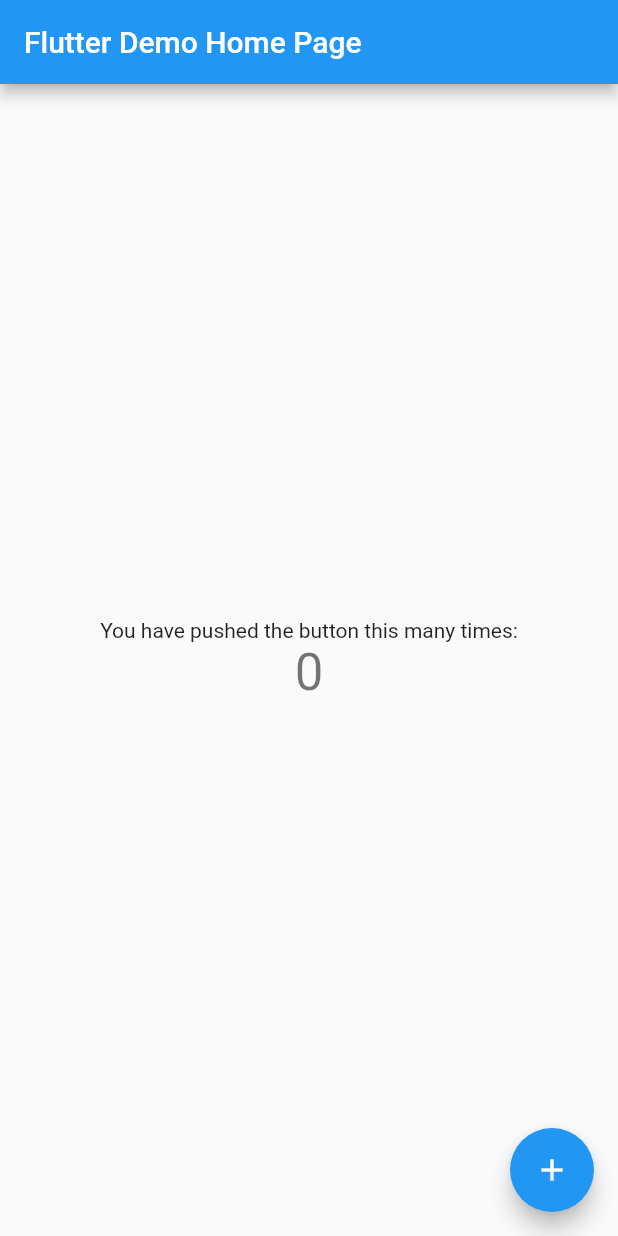
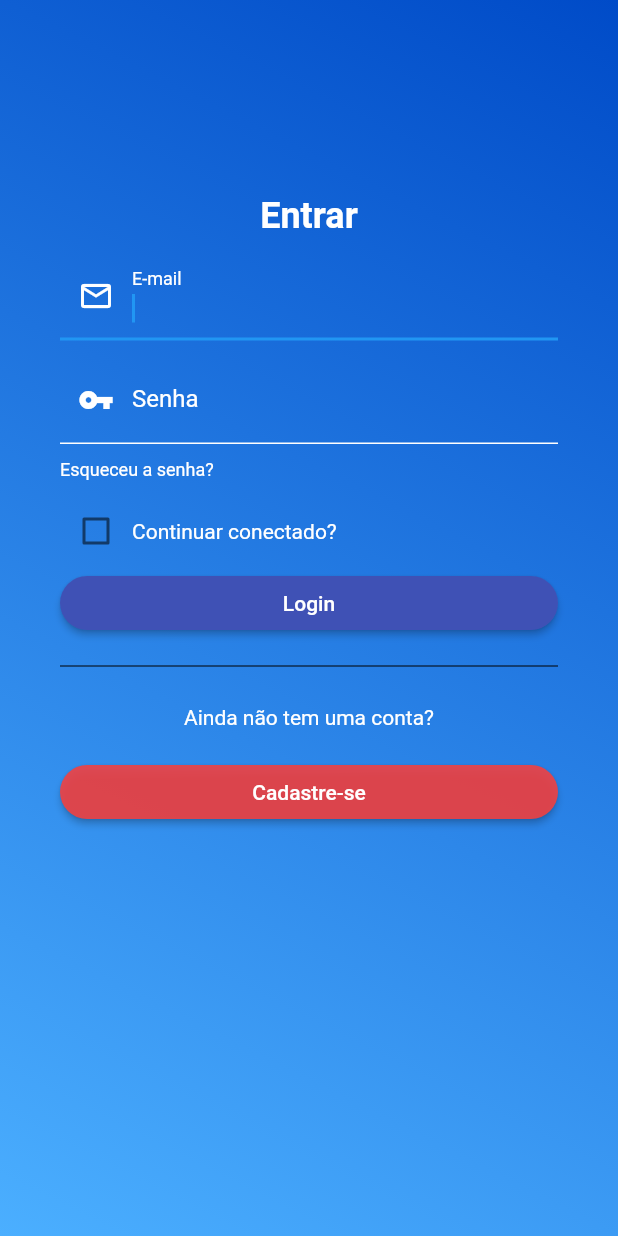
Before and after one commit to assuncaofelipe/meu_cep, a Flutter app: the screen it shows after launch, on a phone screen of 412 x 824 dp. Run offline on Flutter 3.47's test engine with Material 2 defaults, Android fonts, the light colour scheme and no system bars; our stand-ins replace matcher.

Commit message:
:package: criando tela login e cadastrar personalizada

```diff
--- /dev/null
+++ b/lib/Login.dart
@@ -0,0 +1,217 @@
+import 'package:cadastro_clientes/Home.dart';
+import 'package:cadastro_clientes/values/custom_colors.dart';
+import 'package:flutter/material.dart';
+import 'package:flutter/services.dart';
+
+import 'CadastroLogin.dart';
+
+class Login extends StatefulWidget {
+  const Login({Key? key}) : super(key: key);
+
+  @override
+  State<Login> createState() => _LoginState();
+}
+
+class _LoginState extends State<Login> {
+  // CONTROLADORES
+  TextEditingController txtemail = TextEditingController();
+  TextEditingController txtsenha = TextEditingController();
+
+  bool continueConnected = false;
+
+  @override
+  Widget build(BuildContext context) {
+    return Scaffold(
+      body: Container(
+        height: MediaQuery.of(context).size.height,
+        padding:
+            const EdgeInsets.only(right: 40, left: 40, top: 130, bottom: 20),
+        decoration: BoxDecoration(
+          gradient: LinearGradient(
+            begin: Alignment.topRight,
+            end: Alignment.bottomLeft,
+            colors: [
+              CustomColors().gettopColor(),
+              CustomColors().getbottomColor(),
+            ],
+          ),
+        ),
+        child: SingleChildScrollView(
+          child: Column(
+            mainAxisAlignment: MainAxisAlignment.spaceAround,
+            crossAxisAlignment: CrossAxisAlignment.stretch,
+            children: <Widget>[
+              const Text(
+                "Entrar",
+                textAlign: TextAlign.center,
+                style: TextStyle(
+                  color: Colors.white,
+                  fontSize: 24,
+                  fontWeight: FontWeight.bold,
+                ),
+              ),
+              Form(
+                child: Column(
+                  children: [
+                    const SizedBox(
+                      height: 10,
+                    ),
+                    TextFormField(
+                      autofocus: true,
+                      style: const TextStyle(color: Colors.white),
+                      decoration: const InputDecoration(
+                          labelText: "E-mail",
+                          labelStyle: TextStyle(
+                            color: Colors.white,
+                          ),
+                          prefixIcon: Icon(
+                            Icons.email_outlined,
+                            color: Colors.white,
+                          ),
+                          enabledBorder: UnderlineInputBorder(
+                              borderSide: BorderSide(
+                            color: Colors.white,
+                          )),
+                          border: UnderlineInputBorder(
+                              borderSide: BorderSide(
+                            color: Colors.white,
+                          ))),
+                    ),
+                    const SizedBox(
+                      height: 10,
+                    ),
+                    TextFormField(
+                      autofocus: true,
+                      style: const TextStyle(color: Colors.white),
+                      decoration: const InputDecoration(
+                          labelText: "Senha",
+                          labelStyle: TextStyle(
+                            color: Colors.white,
+                          ),
+                          prefixIcon: Icon(
+                            Icons.vpn_key_sharp,
+                            color: Colors.white,
+                          ),
+                          enabledBorder: UnderlineInputBorder(
+                              borderSide: BorderSide(
+                            color: Colors.white,
+                          )),
+                          border: UnderlineInputBorder(
+                              borderSide: BorderSide(
+                            color: Colors.white,
+                          ))),
+                    ),
+                  ],
+                ),
+              ),
+              // ESQUECEU A SENHA
+              const Padding(
+                padding: EdgeInsets.only(bottom: 10),
+              ),
+              GestureDetector(
+                onTap: () {
+                  print("funciona");
+                },
+                child: const Text(
+                  "Esqueceu a senha?",
+                  style: TextStyle(
+                    color: Colors.white,
+                    fontSize: 12,
+                  ),
+                ),
+              ),
+              const Padding(
+                padding: EdgeInsets.only(bottom: 10),
+              ),
+              Row(
+                children: [
+                  Checkbox(
+                    value: continueConnected,
+                    onChanged: (bool? newValue) {
+                      setState(
+                        () {
+                          continueConnected = newValue!;
+                        },
+                      );
+                    },
+                    activeColor: Colors.blue,
+                  ),
+                  const Text(
+                    "Continuar conectado?",
+                    style: TextStyle(
+                      color: Colors.white,
+                    ),
+                  )
+                ],
+              ),
+              ElevatedButton(
+                child: const Text(
+                  "Login",
+                  style: TextStyle(color: Colors.white),
+                ),
+
+                onPressed: () {
+                  Navigator.push(
+                    context,
+                    MaterialPageRoute(
+                      builder: (context) => const Home(),
+                    ),
+                  );
+                },
+
+                style: ElevatedButton.styleFrom(
+                  primary: CustomColors().getActivePrimaryButton(),
+                  shape: RoundedRectangleBorder(
+                    borderRadius: BorderRadius.circular(50),
+                  ),
+                ), // fim botao
+              ),
+              const Padding(
+                padding: EdgeInsets.symmetric(vertical: 10),
+                child: Divider(color: Colors.black),
+              ),
+
+              const SizedBox(
+                height: 8,
+              ),
+
+              ///
+              const Text(
+                "Ainda não tem uma conta?",
+                textAlign: TextAlign.center,
+                style: TextStyle(color: Colors.white, fontSize: 14),
+              ),
+              const SizedBox(
+                height: 8,
+              ),
+              /////
+              Padding(
+                padding: EdgeInsets.symmetric(vertical: 10),
+                child: ElevatedButton(
+                  onPressed: () {
+                    Navigator.push(
+                        context,
+                        MaterialPageRoute(
+                            builder: (context) => const CadastroLogin()));
+                  },
+                  child: const Text(
+                    "Cadastre-se",
+                    style: TextStyle(color: Colors.white),
+                  ),
+                  style: ElevatedButton.styleFrom(
+                    primary: CustomColors().getActiveSecondButton(),
+                    shape: RoundedRectangleBorder(
+                      borderRadius: BorderRadius.circular(50),
+                    ),
+                  ), // fim botao
+                ),
+              ),
+
+              ///
+            ],
+          ),
+        ),
+      ),
+    );
+  }
+}
--- a/lib/main.dart
+++ b/lib/main.dart
@@ -1,115 +1,7 @@
+import 'package:cadastro_clientes/CadastroLogin.dart';
 import 'package:flutter/material.dart';
+import 'Login.dart';
 
 void main() {
-  runApp(const MyApp());
+  runApp(const MaterialApp(home: Login()));
 }
-
-class MyApp extends StatelessWidget {
-  const MyApp({Key? key}) : super(key: key);
-
-  // This widget is the root of your application.
-  @override
-  Widget build(BuildContext context) {
-    return MaterialApp(
-      title: 'Flutter Demo',
-      theme: ThemeData(
-        // This is the theme of your application.
-        //
-        // Try running your application with "flutter run". You'll see the
-        // application has a blue toolbar. Then, without quitting the app, try
-        // changing the primarySwatch below to Colors.green and then invoke
-        // "hot reload" (press "r" in the console where you ran "flutter run",
-        // or simply save your changes to "hot reload" in a Flutter IDE).
-        // Notice that the counter didn't reset back to zero; the application
-        // is not restarted.
-        primarySwatch: Colors.blue,
-      ),
-      home: const MyHomePage(title: 'Flutter Demo Home Page'),
-    );
-  }
-}
-
-class MyHomePage extends StatefulWidget {
-  const MyHomePage({Key? key, required this.title}) : super(key: key);
-
-  // This widget is the home page of your application. It is stateful, meaning
-  // that it has a State object (defined below) that contains fields that affect
-  // how it looks.
-
-  // This class is the configuration for the state. It holds the values (in this
-  // case the title) provided by the parent (in this case the App widget) and
-  // used by the build method of the State. Fields in a Widget subclass are
-  // always marked "final".
-
-  final String title;
-
-  @override
-  State<MyHomePage> createState() => _MyHomePageState();
-}
-
-class _MyHomePageState extends State<MyHomePage> {
-  int _counter = 0;
-
-  void _incrementCounter() {
-    setState(() {
-      // This call to setState tells the Flutter framework that something has
-      // changed in this State, which causes it to rerun the build method below
-      // so that the display can reflect the updated values. If we changed
-      // _counter without calling setState(), then the build method would not be
-      // called again, and so nothing would appear to happen.
-      _counter++;
-    });
-  }
-
-  @override
-  Widget build(BuildContext context) {
-    // This method is rerun every time setState is called, for instance as done
-    // by the _incrementCounter method above.
-    //
-    // The Flutter framework has been optimized to make rerunning build methods
-    // fast, so that you can just rebuild anything that needs updating rather
-    // than having to individually change instances of widgets.
-    return Scaffold(
-      appBar: AppBar(
-        // Here we take the value from the MyHomePage object that was created by
-        // the App.build method, and use it to set our appbar title.
-        title: Text(widget.title),
-      ),
-      body: Center(
-        // Center is a layout widget. It takes a single child and positions it
-        // in the middle of the parent.
-        child: Column(
-          // Column is also a layout widget. It takes a list of children and
-          // arranges them vertically. By default, it sizes itself to fit its
-          // children horizontally, and tries to be as tall as its parent.
-          //
-          // Invoke "debug painting" (press "p" in the console, choose the
-          // "Toggle Debug Paint" action from the Flutter Inspector in Android
-          // Studio, or the "Toggle Debug Paint" command in Visual Studio Code)
-          // to see the wireframe for each widget.
-          //
-          // Column has various properties to control how it sizes itself and
-          // how it positions its children. Here we use mainAxisAlignment to
-          // center the children vertically; the main axis here is the vertical
-          // axis because Columns are vertical (the cross axis would be
-          // horizontal).
-          mainAxisAlignment: MainAxisAlignment.center,
-          children: <Widget>[
-            const Text(
-              'You have pushed the button this many times:',
-            ),
-            Text(
-              '$_counter',
-              style: Theme.of(context).textTheme.headline4,
-            ),
-          ],
-        ),
-      ),
-      floatingActionButton: FloatingActionButton(
-        onPressed: _incrementCounter,
-        tooltip: 'Increment',
-        child: const Icon(Icons.add),
-      ), // This trailing comma makes auto-formatting nicer for build methods.
-    );
-  }
-}
--- /dev/null
+++ b/lib/values/custom_colors.dart
@@ -0,0 +1,26 @@
+import 'dart:ui';
+
+import 'package:matcher/matcher.dart';
+
+class CustomColors {
+  Color _activePrimaryButton = const Color.fromARGB(255, 63, 81, 181);
+  Color _activeSecondButton = const Color.fromARGB(226, 243, 64, 64);
+  Color _topColor = const Color.fromARGB(255, 0, 75, 200);
+  Color _bottomColor = const Color.fromARGB(255, 75, 175, 255);
+
+  Color getActivePrimaryButton() {
+    return _activePrimaryButton;
+  }
+
+  Color getActiveSecondButton() {
+    return _activeSecondButton;
+  }
+
+  Color gettopColor() {
+    return _topColor;
+  }
+
+  Color getbottomColor() {
+    return _bottomColor;
+  }
+}
--- a/pubspec.yaml
+++ b/pubspec.yaml
@@ -58,9 +58,9 @@
   uses-material-design: true
 
   # To add assets to your application, add an assets section, like this:
-  # assets:
-  #   - images/a_dot_burr.jpeg
-  #   - images/a_dot_ham.jpeg
+
+#assets:
+#  - images/images/logo.png
 
   # An image asset can refer to one or more resolution-specific "variants", see
   # https://flutter.dev/assets-and-images/#resolution-aware.
```
Also changed, not shown: lib/CadastroLogin.dart (added, +225 -0 lines), lib/Home.dart (added, +21 -0 lines), lib/TrataTextTelefone.dart (added, +53 -0 lines), lib/assets/images/logo.jpeg (added), pubspec.lock.
